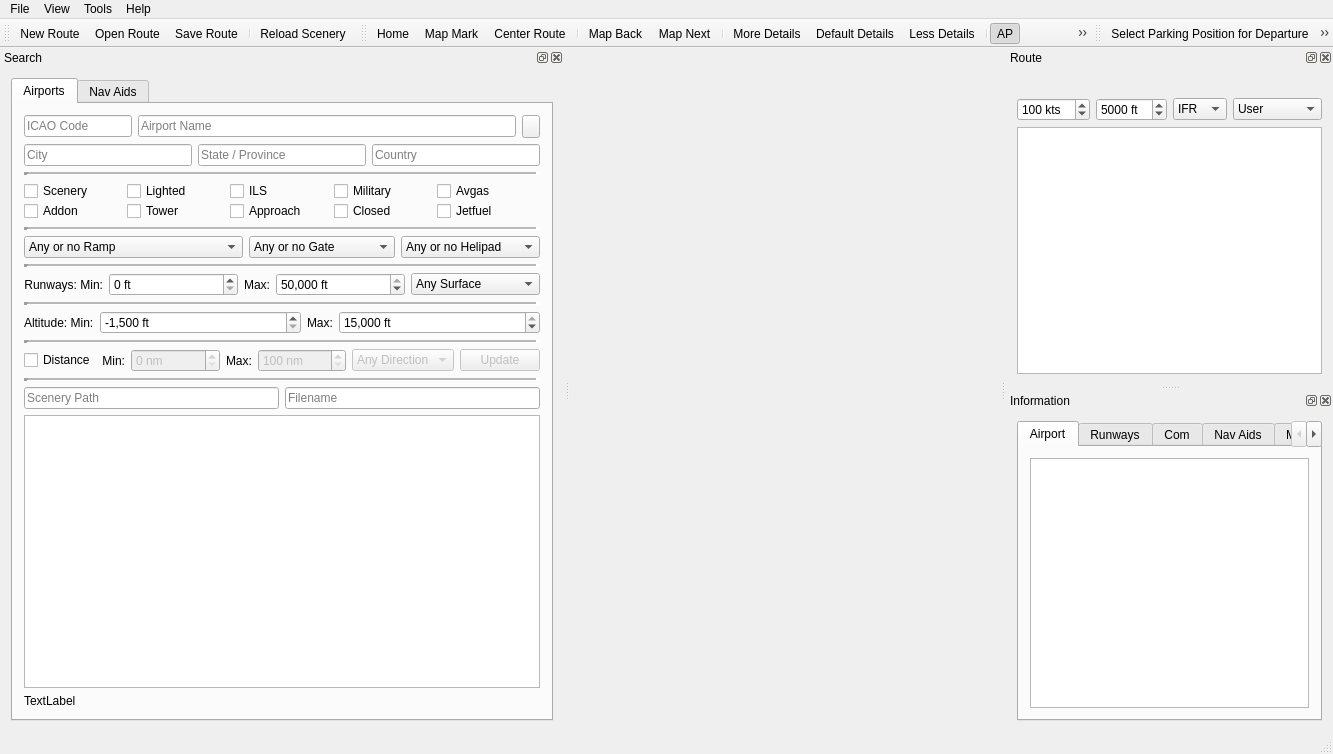
Old version of the form src/gui/mainwindow.ui in the repository albar965/littlenavmap.
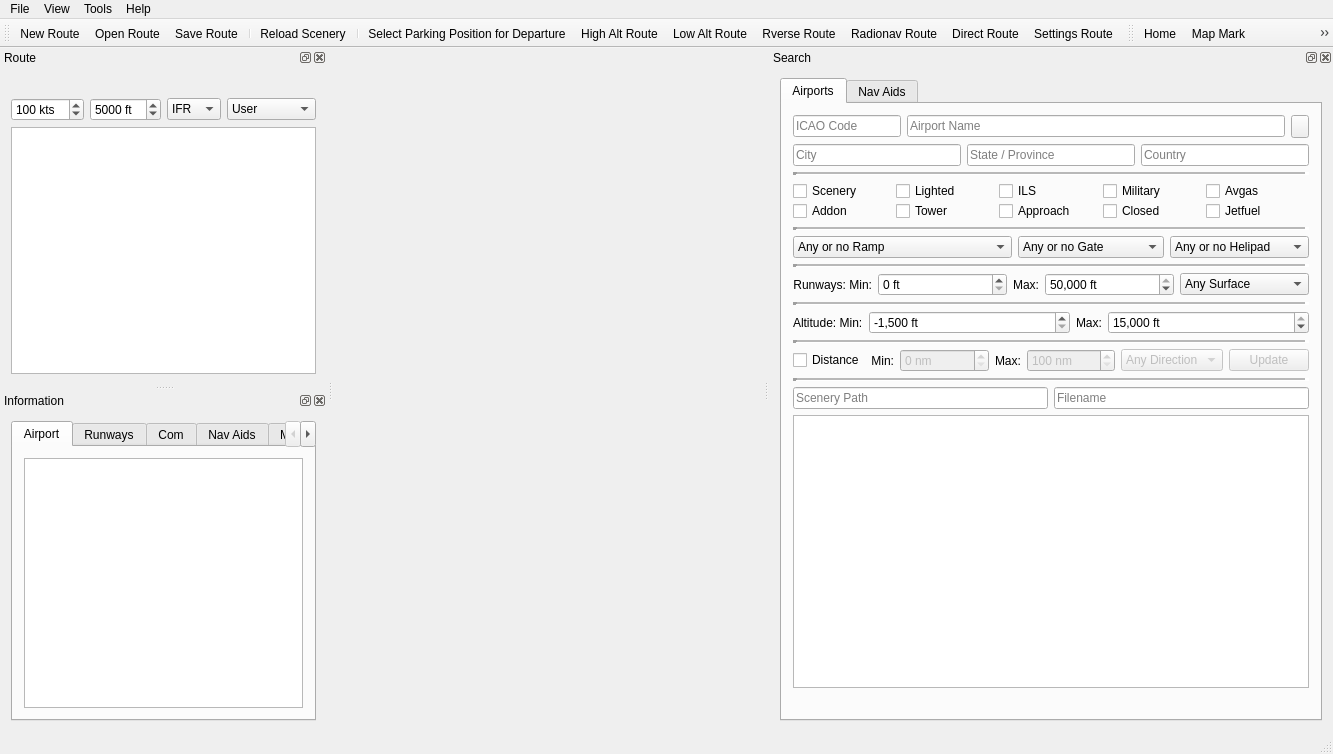
New version of the form. Icons and pictures are not drawn.

Commit message: Added undo for route changes. Changed layout. Route dock now on the left. Fixed error in taxipath loading.

What changed in the file:
```diff
--- a/src/gui/mainwindow.ui
+++ b/src/gui/mainwindow.ui
@@ -82,6 +82,14 @@
    <addaction name="actionRouteSave"/>
    <addaction name="separator"/>
    <addaction name="actionReloadScenery"/>
+   <addaction name="separator"/>
+   <addaction name="actionRouteSelectParking"/>
+   <addaction name="actionRouteCalcHighAlt"/>
+   <addaction name="actionRouteCalcLowAlt"/>
+   <addaction name="actionRouteReverse"/>
+   <addaction name="actionRouteCalcRadionav"/>
+   <addaction name="actionRouteCalcDirect"/>
+   <addaction name="actionRouteSettings"/>
   </widget>
   <widget class="QStatusBar" name="statusBar"/>
   <widget class="QDockWidget" name="dockWidgetSearch">
@@ -89,7 +97,7 @@
     <string>Search</string>
    </property>
    <attribute name="dockWidgetArea">
-    <number>1</number>
+    <number>2</number>
    </attribute>
    <widget class="QWidget" name="dockWidgetContentsSearch">
     <layout class="QVBoxLayout" name="verticalLayout_2">
@@ -928,7 +936,7 @@
            <item>
             <widget class="QLabel" name="labelAirportSearchStatus">
              <property name="text">
-              <string>TextLabel</string>
+              <string/>
              </property>
             </widget>
            </item>
@@ -1476,7 +1484,7 @@
     <string>Route</string>
    </property>
    <attribute name="dockWidgetArea">
-    <number>2</number>
+    <number>1</number>
    </attribute>
    <widget class="QWidget" name="dockWidgetContentsRoute">
     <layout class="QVBoxLayout" name="verticalLayout_3">
@@ -1639,7 +1647,7 @@
     <string>Information</string>
    </property>
    <attribute name="dockWidgetArea">
-    <number>2</number>
+    <number>1</number>
    </attribute>
    <widget class="QWidget" name="dockWidgetContentsInfo">
     <layout class="QVBoxLayout" name="verticalLayout">
@@ -1731,24 +1739,6 @@
    <addaction name="actionMapShowRoute"/>
    <addaction name="actionMapShowCities"/>
   </widget>
-  <widget class="QToolBar" name="routeToolBar">
-   <property name="windowTitle">
-    <string>Route Toolbar</string>
-   </property>
-   <attribute name="toolBarArea">
-    <enum>TopToolBarArea</enum>
-   </attribute>
-   <attribute name="toolBarBreak">
-    <bool>false</bool>
-   </attribute>
-   <addaction name="actionRouteSelectParking"/>
-   <addaction name="actionRouteCalcHighAlt"/>
-   <addaction name="actionRouteCalcLowAlt"/>
-   <addaction name="actionRouteReverse"/>
-   <addaction name="actionRouteCalcRadionav"/>
-   <addaction name="actionRouteCalcDirect"/>
-   <addaction name="actionRouteSettings"/>
-  </widget>
   <action name="actionSearchFilterIncluding">
    <property name="icon">
     <iconset>
```
Left out of the diff: 20 changed lines with no effect on the pictures. The commit also changes 9 other files.
